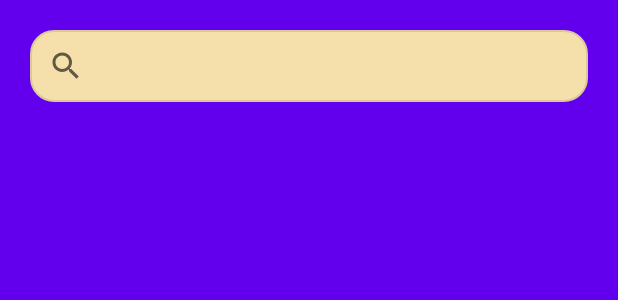
After one commit to tumusx/covid-app-mvvm, an Android app: the layout country_fragment.xml on its own in the app's theme, with its tools: preview values and no code run, on a phone screen of 412 x 824 dp. The commit adds this screen. Shown: the top 300 px of the screen. Run offline under Robolectric (Android 15) with nearby library versions, the phone set to English and light mode, and no system bars.

Commit message:
feat: adicionado elementos de ui no fragment e search view do countryFragment

```diff
--- a/app/build.gradle.kts
+++ b/app/build.gradle.kts
@@ -56,4 +56,5 @@ dependencies {
     implementation("androidx.lifecycle:lifecycle-runtime-ktx:2.6.0-alpha03")
     implementation("io.insert-koin:koin-core:3.2.2")
     implementation("com.squareup.retrofit2:converter-gson:2.9.0")
+    implementation("io.insert-koin:koin-android:3.2.2")
 }
--- a/app/src/main/AndroidManifest.xml
+++ b/app/src/main/AndroidManifest.xml
@@ -6,6 +6,7 @@
 
     <application
         android:allowBackup="true"
+        android:name=".AppInit"
         android:dataExtractionRules="@xml/data_extraction_rules"
         android:fullBackupContent="@xml/backup_rules"
         android:icon="@mipmap/ic_launcher"
--- a/app/src/main/java/com/github/tumusx/covidapp/country/data/model/CountryDTO.kt
+++ b/app/src/main/java/com/github/tumusx/covidapp/country/data/model/CountryDTO.kt
@@ -1,10 +1,6 @@
 package com.github.tumusx.covidapp.country.data.model
 
 import com.github.tumusx.covidapp.country.domain.model.CountryVO
-
-data class JConfig(
-   var data: CountryDTO? = null
-)
 
 data class CountryDTO(
     var cases: Int? = null,
--- /dev/null
+++ b/app/src/main/java/com/github/tumusx/covidapp/country/data/model/JConfig.kt
@@ -0,0 +1,5 @@
+package com.github.tumusx.covidapp.country.data.model
+
+data class JConfig(
+   var data: CountryDTO? = null
+)
--- a/app/src/main/java/com/github/tumusx/covidapp/country/data/repository/SearchCountryRepositoryImpl.kt
+++ b/app/src/main/java/com/github/tumusx/covidapp/country/data/repository/SearchCountryRepositoryImpl.kt
@@ -7,9 +7,7 @@ import com.github.tumusx.covidapp.country.domain.repository.ISearchCountryReposi
 import com.github.tumusx.covidapp.retrofitInstance.RetrofitInstance
 
 class SearchCountryRepositoryImpl(
-    private val service: IService = RetrofitInstance.onCreateRetrofit.create(
-        IService::class.java
-    )
+    private val service: IService
 ) : ISearchCountryRepository {
     override suspend fun searchCountryByName(nameCountry: String): Result<CountryVO?> {
         return runCatching {
--- a/app/src/main/java/com/github/tumusx/covidapp/country/presenter/viewModel/SearchCountryByNameViewModel.kt
+++ b/app/src/main/java/com/github/tumusx/covidapp/country/presenter/viewModel/SearchCountryByNameViewModel.kt
@@ -13,8 +13,7 @@ import kotlinx.coroutines.runBlocking
 import kotlin.coroutines.CoroutineContext
 
 class SearchCountryByNameViewModel(
-    private val searchCountryByRepository: ISearchCountryRepository =
-        SearchCountryRepositoryImpl(),
+    private val searchCountryByRepository: ISearchCountryRepository,
     private val coroutineContext: CoroutineContext
 ) :
     ViewModel() {
--- a/app/src/main/java/com/github/tumusx/covidapp/stateUf/domain/repository/ISearchDataCovidByStateRepository.kt
+++ b/app/src/main/java/com/github/tumusx/covidapp/stateUf/domain/repository/ISearchDataCovidByStateRepository.kt
@@ -3,5 +3,5 @@ package com.github.tumusx.covidapp.stateUf.domain.repository
 import com.github.tumusx.covidapp.stateUf.domain.model.StateVO
 
 interface ISearchDataCovidByStateRepository {
-    suspend fun getDataByState(countryName: String, nameState: String) : Result<StateVO?>
+    suspend fun getDataByState(countryName: String, nameState: String) : Result<List<StateVO>?>
 }
--- a/app/src/main/java/com/github/tumusx/covidapp/stateUf/presenter/viewModel/SearchDataCovidByStateViewModel.kt
+++ b/app/src/main/java/com/github/tumusx/covidapp/stateUf/presenter/viewModel/SearchDataCovidByStateViewModel.kt
@@ -12,8 +12,7 @@ import kotlinx.coroutines.launch
 import kotlin.coroutines.CoroutineContext
 
 class SearchDataCovidByStateViewModel(
-    private val repository: ISearchDataCovidByStateRepository =
-        SearchDataCovidByStateRepositoryImpl(),
+    private val repository: ISearchDataCovidByStateRepository,
     private val coroutineContext: CoroutineContext
 ) : ViewModel() {
     private val _state: MutableStateFlow<DataStateUI> =
@@ -23,7 +22,7 @@ class SearchDataCovidByStateViewModel(
     fun searchDataByState(ufState: String) {
         viewModelScope.launch(coroutineContext) {
             repository.getDataByState("brazil", ufState).onSuccess { stateVoResult ->
-                _state.value = DataStateUI.SuccessDataUI<StateVO>(stateVoResult)
+                _state.value = DataStateUI.SuccessDataUI(stateVoResult)
             }.onFailure {
                 _state.value = DataStateUI.ErrorDataUI(it.message ?: "unknown error")
                 it.printStackTrace()
--- /dev/null
+++ b/app/src/main/res/drawable/search_view_custom.xml
@@ -0,0 +1,8 @@
+<?xml version="1.0" encoding="utf-8"?>
+<shape xmlns:android="http://schemas.android.com/apk/res/android">
+    <corners android:radius="15dp" />
+    <solid android:color="#F5DFAA" />
+    <stroke
+        android:width="1dp"
+        android:color="#DAC89B" />
+</shape>
--- /dev/null
+++ b/app/src/main/res/layout/country_fragment.xml
@@ -0,0 +1,16 @@
+<?xml version="1.0" encoding="utf-8"?>
+<LinearLayout xmlns:android="http://schemas.android.com/apk/res/android"
+    xmlns:app="http://schemas.android.com/apk/res-auto"
+    android:layout_width="match_parent"
+    android:layout_height="match_parent"
+    android:background="@color/purple_500">
+
+    <SearchView
+        android:id="@+id/searchView"
+        android:layout_width="match_parent"
+        android:layout_height="wrap_content"
+        android:layout_margin="20dp"
+        android:background="@drawable/search_view_custom"
+        app:iconifiedByDefault="true" />
+
+</LinearLayout>
```
Also changed, not shown: app/src/main/java/com/github/tumusx/covidapp/AppInit.kt (added, +16 -0 lines), app/src/main/java/com/github/tumusx/covidapp/MainActivity.kt (+11 -3 lines), app/src/main/java/com/github/tumusx/covidapp/country/di/module.kt (added, +23 -0 lines), app/src/main/java/com/github/tumusx/covidapp/country/presenter/view/CountryFragment.kt (+76 -3 lines), app/src/main/java/com/github/tumusx/covidapp/stateUf/data/repository/SearchDataCovidByStateRepositoryImpl.kt (+13 -5 lines), app/src/main/res/layout/activity_main.xml (+4 -4 lines).
